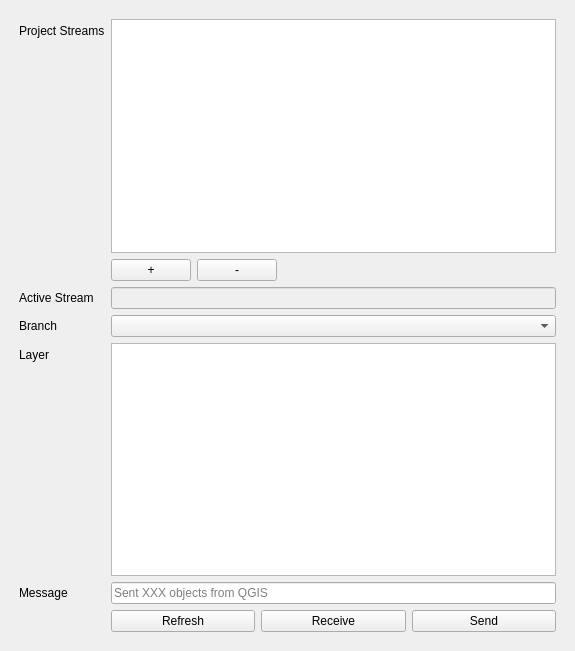
This is ui/speckle_qgis_dialog_base.ui in specklesystems/speckle-qgis as Qt 5 draws it before an edit. The edited form follows.
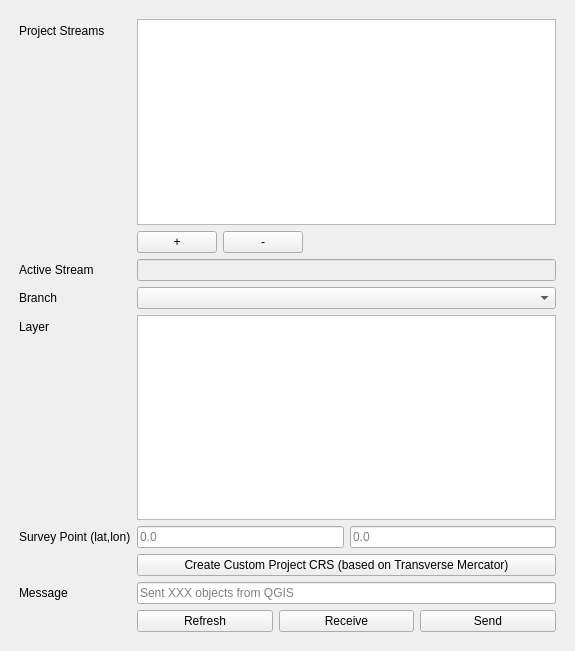
This is the edited form.

Commit message: Custom CRS created (to adapt for CAD), some renderer fixes, mesh voids are ignored, graduateSymbol fix

The edit to the form file:
```diff
--- a/ui/speckle_qgis_dialog_base.ui
+++ b/ui/speckle_qgis_dialog_base.ui
@@ -133,20 +133,59 @@
          </widget>
         </item>
         <item row="6" column="0">
+         <widget class="QLabel" name="surveyPointLabel">
+          <property name="text">
+           <string>Survey Point (lat,lon)</string>
+          </property>
+         </widget>
+        </item>
+        <item row="6" column="1">
+          <layout class="QHBoxLayout" name="horizontalLayout">
+            <item>
+              <widget class="QLineEdit" name="surveyPointLat">
+                <property name="placeholderText">
+                <string>0.0</string>
+                </property>
+              </widget>
+            </item>
+
+            <item>
+              <widget class="QLineEdit" name="surveyPointLon">
+                <property name="placeholderText">
+                <string>0.0</string>
+                </property>
+              </widget>
+            </item>
+            
+          </layout>
+        </item>
+
+        <item row="7" column="1">
+          <widget class="QPushButton" name="saveSurveyPoint">
+            <property name="enabled">
+            <bool>true</bool>
+            </property>
+            <property name="text">
+            <string>Create Custom Project CRS (based on Transverse Mercator)</string>
+            </property>
+          </widget>
+        </item>
+
+        <item row="8" column="0">
          <widget class="QLabel" name="messageLabel">
           <property name="text">
            <string>Message</string>
           </property>
          </widget>
         </item>
-        <item row="6" column="1">
+        <item row="8" column="1">
          <widget class="QLineEdit" name="messageInput">
           <property name="placeholderText">
            <string>Sent XXX objects from QGIS</string>
           </property>
          </widget>
         </item>
-        <item row="7" column="1">
+        <item row="9" column="1">
          <layout class="QHBoxLayout" name="horizontalLayout">
           <item>
            <widget class="QPushButton" name="reloadButton">
```
Left out of the diff: 1 changed line with no effect on the pictures. The commit also changes 5 other files.
